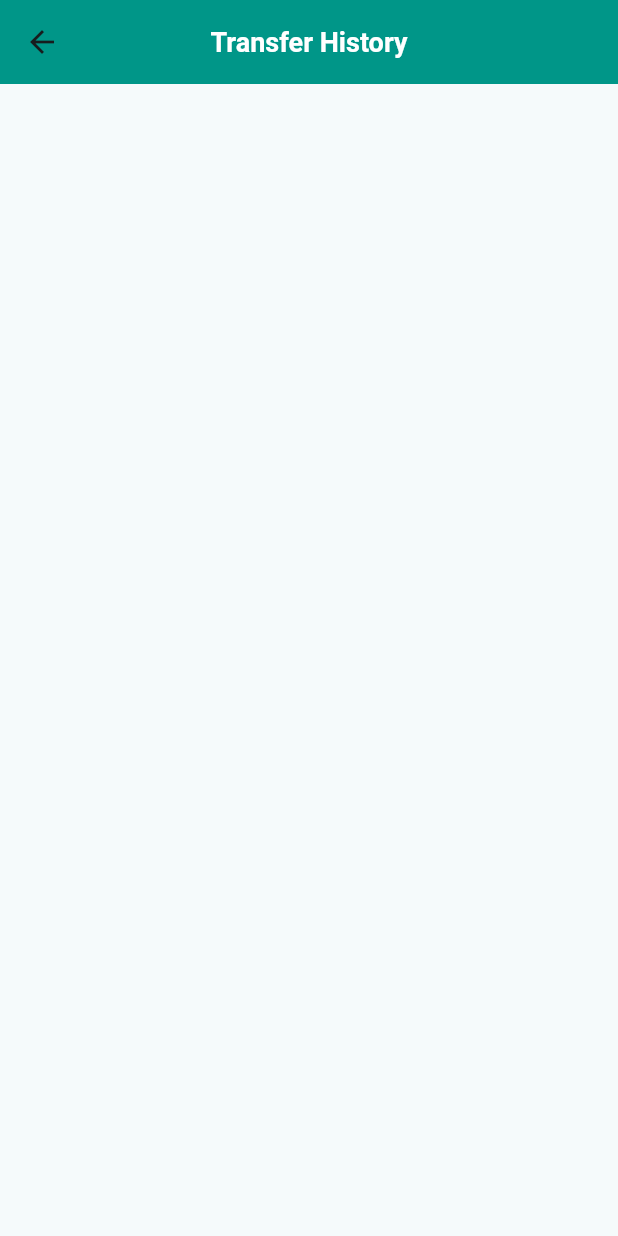
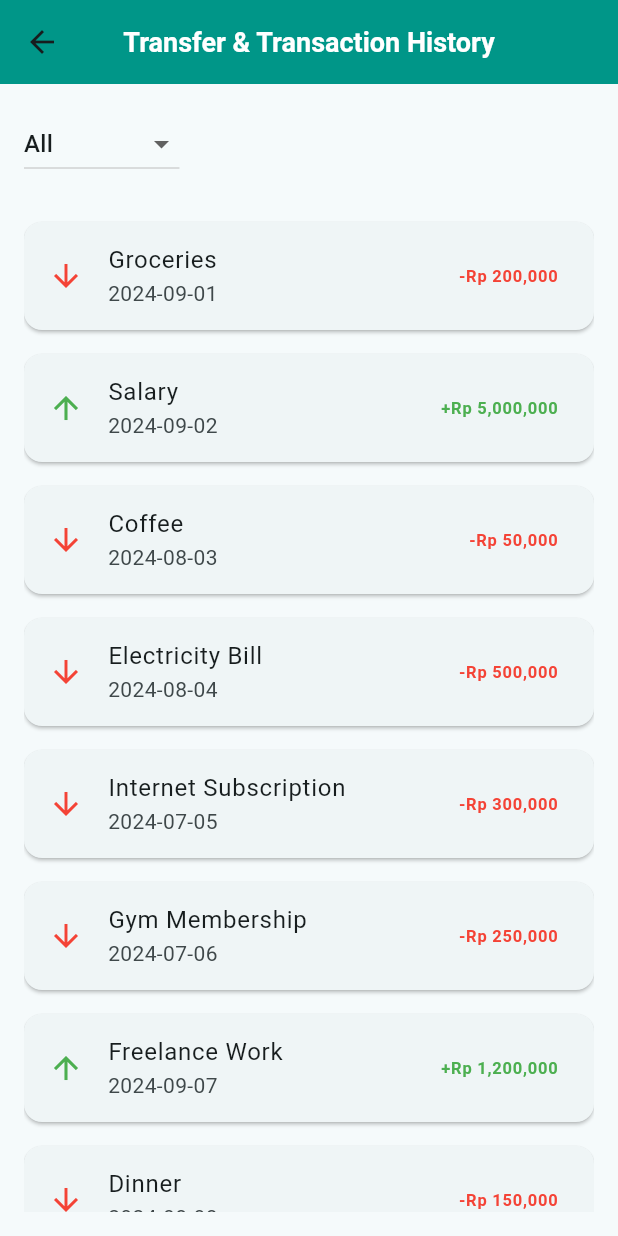
Before and after one commit to iunoz/uts_mobile_banking, a Flutter app: the screen it shows after launch, after a tap on "LOGIN", after a tap on the "visibility off" icon, after a tap on "Transfer History", on a phone screen of 412 x 824 dp. Run offline on Flutter 3.47's test engine with Material 3 defaults, Android fonts, the phone set to English and light mode, and no system bars.

Commit message:
TransferHistroy

```diff
--- a/lib/screens/home_screen.dart
+++ b/lib/screens/home_screen.dart
@@ -117,7 +117,7 @@ class HomeScreenState extends State<HomeScreen> {
                   // Tombol untuk NotificationScreen
                   CustomButton(
                     buttonText: 'Transfer History',
-                    destination: TransferhistoryScreen(),
+                    destination: TransferHistoryScreen(),
                     color: Color.fromARGB(255, 192, 248, 214),
                     icon: Icons.history,
                   ),
--- a/lib/screens/transferhistory_screen.dart
+++ b/lib/screens/transferhistory_screen.dart
@@ -1,13 +1,93 @@
 import 'package:flutter/material.dart';
+import 'package:intl/intl.dart'; // For formatting and parsing dates
 
-class TransferhistoryScreen extends StatelessWidget {
-  const TransferhistoryScreen({super.key});
+class TransferHistoryScreen extends StatefulWidget {
+  const TransferHistoryScreen({super.key});
+
+  @override
+  _TransferHistoryScreenState createState() => _TransferHistoryScreenState();
+}
+
+class _TransferHistoryScreenState extends State<TransferHistoryScreen> {
+  // Sample list of transactions with dates
+  final List<Map<String, dynamic>> transactions = [
+    {"date": "2024-09-01", "description": "Groceries", "amount": "-Rp 200,000"},
+    {"date": "2024-09-02", "description": "Salary", "amount": "+Rp 5,000,000"},
+    {"date": "2024-08-03", "description": "Coffee", "amount": "-Rp 50,000"},
+    {
+      "date": "2024-08-04",
+      "description": "Electricity Bill",
+      "amount": "-Rp 500,000"
+    },
+    {
+      "date": "2024-07-05",
+      "description": "Internet Subscription",
+      "amount": "-Rp 300,000"
+    },
+    {
+      "date": "2024-07-06",
+      "description": "Gym Membership",
+      "amount": "-Rp 250,000"
+    },
+    {
+      "date": "2024-09-07",
+      "description": "Freelance Work",
+      "amount": "+Rp 1,200,000"
+    },
+    {"date": "2024-08-08", "description": "Dinner", "amount": "-Rp 150,000"},
+    {
+      "date": "2024-07-09",
+      "description": "Movie Tickets",
+      "amount": "-Rp 100,000"
+    },
+    {
+      "date": "2024-09-10",
+      "description": "Online Shopping",
+      "amount": "-Rp 400,000"
+    },
+  ];
+
+  String selectedMonth = 'All'; // Default is to show all transactions
+
+  // Get list of months from transactions
+  List<String> getTransactionMonths() {
+    List<String> months = transactions
+        .map((t) {
+          DateTime date = DateFormat('yyyy-MM-dd').parse(t['date']);
+          return DateFormat('MMMM').format(date); // Get month as full name
+        })
+        .toSet()
+        .toList();
+
+    months.sort((a, b) => DateFormat('MMMM')
+        .parse(a)
+        .compareTo(DateFormat('MMMM').parse(b))); // Sort by month order
+    months.insert(
+        0, 'All'); // Insert 'All' at the beginning to allow all months
+    return months;
+  }
+
+  // Filter transactions by selected month
+  List<Map<String, dynamic>> getFilteredTransactions() {
+    if (selectedMonth == 'All') {
+      return transactions;
+    }
+
+    return transactions.where((t) {
+      DateTime date = DateFormat('yyyy-MM-dd').parse(t['date']);
+      return DateFormat('MMMM').format(date) == selectedMonth;
+    }).toList();
+  }
+
   @override
   Widget build(BuildContext context) {
+    final filteredTransactions = getFilteredTransactions();
+    final availableMonths = getTransactionMonths();
+
     return Scaffold(
       appBar: AppBar(
         title: const Text(
-          "Transfer History",
+          "Transfer & Transaction History",
           style: TextStyle(
             color: Colors.white,
             fontWeight: FontWeight.bold,
@@ -17,6 +97,64 @@ class TransferhistoryScreen extends StatelessWidget {
         centerTitle: true,
         backgroundColor: Colors.teal,
       ),
+      body: Padding(
+        padding: const EdgeInsets.all(16.0),
+        child: Column(
+          crossAxisAlignment: CrossAxisAlignment.start,
+          children: [
+            // Dropdown to select month
+            DropdownButton<String>(
+              value: selectedMonth,
+              onChanged: (String? newValue) {
+                setState(() {
+                  selectedMonth = newValue!;
+                });
+              },
+              items:
+                  availableMonths.map<DropdownMenuItem<String>>((String month) {
+                return DropdownMenuItem<String>(
+                  value: month,
+                  child: Text(month),
+                );
+              }).toList(),
+            ),
+            const SizedBox(height: 20),
+            // Transaction List
+            Expanded(
+              child: ListView.builder(
+                itemCount: filteredTransactions.length,
+                itemBuilder: (context, index) {
+                  final transaction = filteredTransactions[index];
+                  return Card(
+                    margin: const EdgeInsets.symmetric(vertical: 8.0),
+                    child: ListTile(
+                      leading: Icon(
+                        transaction['amount'].startsWith('-')
+                            ? Icons.arrow_downward
+                            : Icons.arrow_upward,
+                        color: transaction['amount'].startsWith('-')
+                            ? Colors.red
+                            : Colors.green,
+                      ),
+                      title: Text(transaction['description']),
+                      subtitle: Text(transaction['date']),
+                      trailing: Text(
+                        transaction['amount'],
+                        style: TextStyle(
+                          color: transaction['amount'].startsWith('-')
+                              ? Colors.red
+                              : Colors.green,
+                          fontWeight: FontWeight.bold,
+                        ),
+                      ),
+                    ),
+                  );
+                },
+              ),
+            ),
+          ],
+        ),
+      ),
     );
   }
 }
--- a/pubspec.yaml
+++ b/pubspec.yaml
@@ -30,6 +30,7 @@ environment:
 dependencies:
   flutter:
     sdk: flutter
+  intl: ^0.18.0
 
 
   # The following adds the Cupertino Icons font to your application.
```
Also changed, not shown: pubspec.lock.
